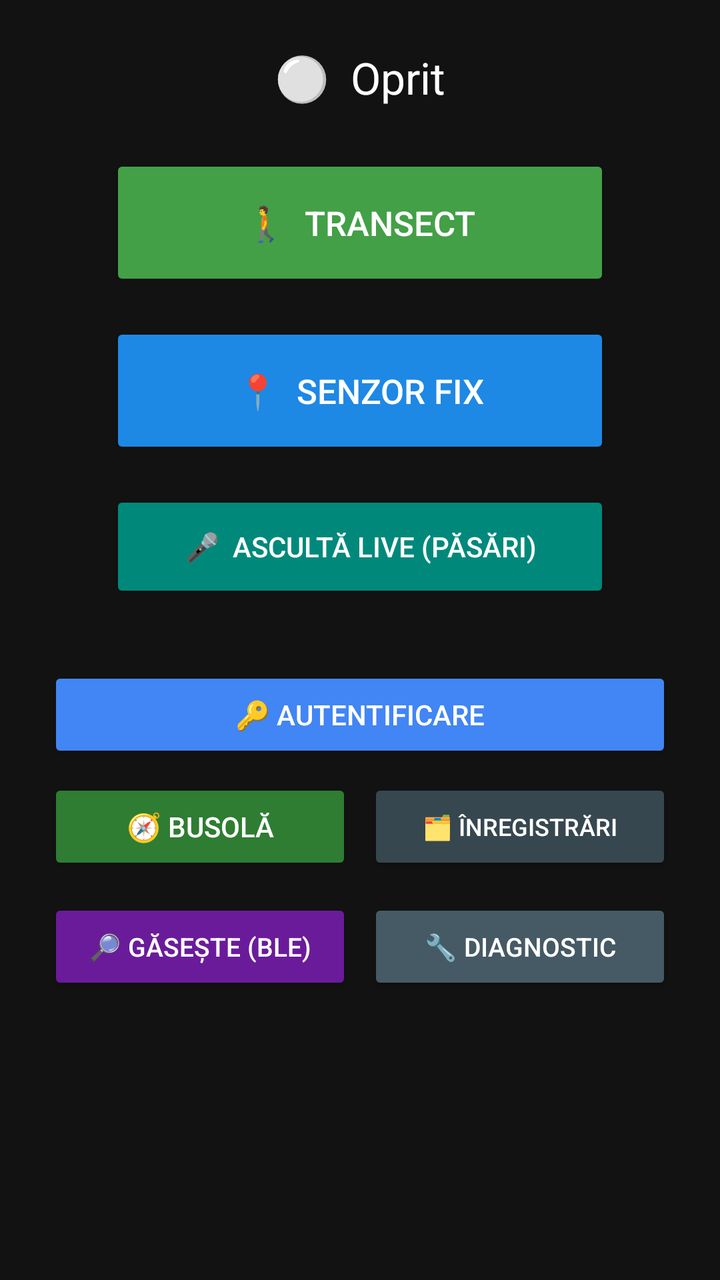
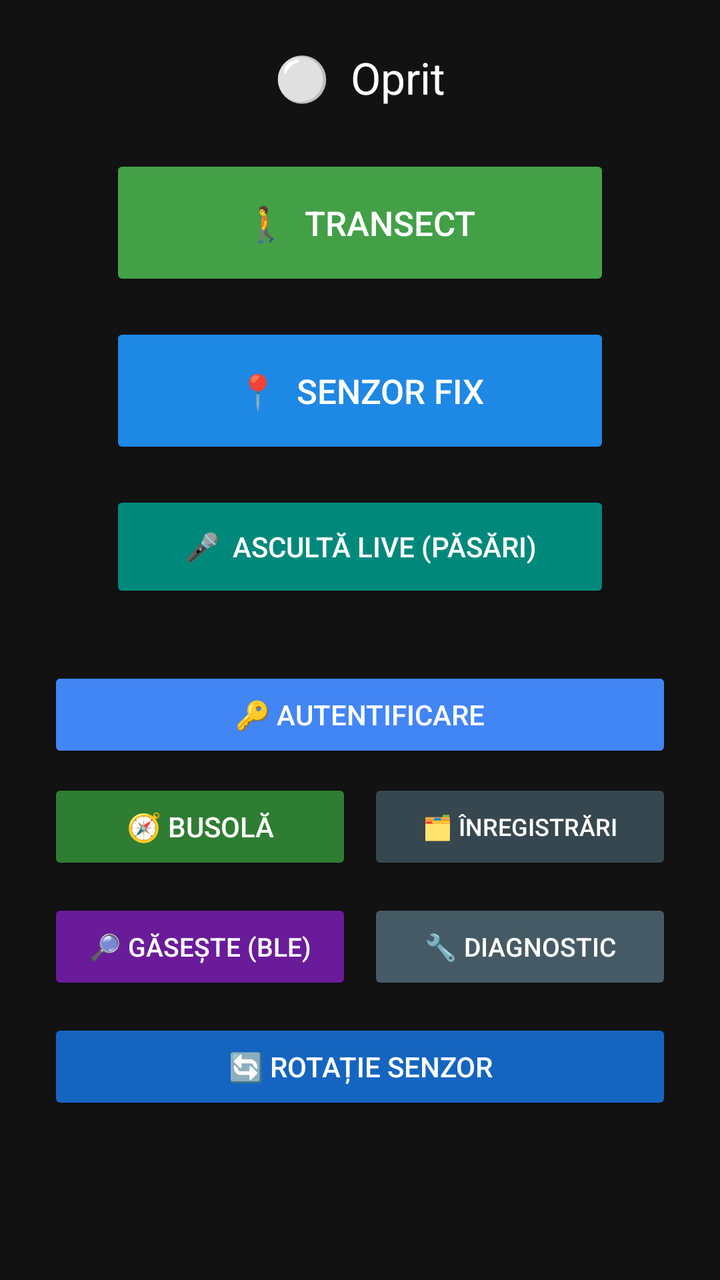

Before-and-after screenshots of an Android layout around one commit, followed by the original layout XML and the change that was made.
<!-- AndroidManifest.xml: application theme Theme.AppCompat.DayNight.NoActionBar -->
<!-- res/layout/activity_main.xml -->
<?xml version="1.0" encoding="utf-8"?>
<LinearLayout xmlns:android="http://schemas.android.com/apk/res/android"
    android:layout_width="match_parent"
    android:layout_height="match_parent"
    android:orientation="vertical"
    android:gravity="center_horizontal"
    android:padding="24dp"
    android:background="#121212">

    <TextView
        android:id="@+id/tvStatus"
        android:layout_width="wrap_content"
        android:layout_height="wrap_content"
        android:text="⚪  Oprit"
        android:textSize="22sp"
        android:textColor="#FFFFFF"
        android:layout_marginBottom="24dp"/>

    
    <Button
        android:id="@+id/btnStartStop"
        android:layout_width="160dp"
        android:layout_height="160dp"
        android:text="⏹  STOP"
        android:textSize="18sp"
        android:textColor="#FFFFFF"
        android:visibility="gone"
        android:layout_marginBottom="16dp"/>

    
    <Button
        android:id="@+id/btnTrackMap"
        android:layout_width="250dp"
        android:layout_height="52dp"
        android:text="🗺  TRASEU PE HARTĂ"
        android:textSize="15sp"
        android:textColor="#FFFFFF"
        android:backgroundTint="#00695C"
        android:visibility="gone"
        android:layout_marginBottom="32dp"/>

    
    <LinearLayout
        android:id="@+id/startButtonsRow"
        android:layout_width="wrap_content"
        android:layout_height="wrap_content"
        android:orientation="vertical"
        android:gravity="center"
        android:layout_marginBottom="32dp">

        <Button
            android:id="@+id/btnTransect"
            android:layout_width="250dp"
            android:layout_height="68dp"
            android:text="🚶  TRANSECT"
            android:textSize="17sp"
            android:textColor="#FFFFFF"
            android:backgroundTint="#43A047"
            android:layout_marginBottom="16dp"/>

        <Button
            android:id="@+id/btnFixedSensor"
            android:layout_width="250dp"
            android:layout_height="68dp"
            android:text="📍  SENZOR FIX"
            android:textSize="17sp"
            android:textColor="#FFFFFF"
            android:backgroundTint="#1E88E5"/>

        <Button
            android:id="@+id/btnLiveListen"
            android:layout_width="250dp"
            android:layout_height="56dp"
            android:text="🎤  ASCULTĂ LIVE (PĂSĂRI)"
            android:textSize="14sp"
            android:textColor="#FFFFFF"
            android:backgroundTint="#00897B"
            android:layout_marginTop="16dp"/>
    </LinearLayout>

    <LinearLayout
        android:layout_width="match_parent"
        android:layout_height="wrap_content"
        android:orientation="horizontal"
        android:gravity="center"
        android:layout_marginBottom="8dp">

        <Button
            android:id="@+id/btnAuth"
            android:layout_width="0dp"
            android:layout_height="48dp"
            android:layout_weight="1"
            android:text="🔑 AUTENTIFICARE"
            android:textSize="14sp"
            android:textColor="#FFFFFF"
            android:backgroundTint="#4285F4"/>

    </LinearLayout>

    <LinearLayout
        android:layout_width="match_parent"
        android:layout_height="wrap_content"
        android:orientation="horizontal"
        android:gravity="center"
        android:layout_marginBottom="12dp">

        <Button
            android:id="@+id/btnCompass"
            android:layout_width="0dp"
            android:layout_height="48dp"
            android:layout_weight="1"
            android:text="🧭 BUSOLĂ"
            android:textSize="14sp"
            android:textColor="#FFFFFF"
            android:backgroundTint="#2E7D32"
            android:layout_marginEnd="8dp"/>

        <Button
            android:id="@+id/btnRecordings"
            android:layout_width="0dp"
            android:layout_height="48dp"
            android:layout_weight="1"
            android:text="🗂 ÎNREGISTRĂRI"
            android:textSize="12sp"
            android:textColor="#FFFFFF"
            android:backgroundTint="#37474F"/>

    </LinearLayout>

    <LinearLayout
        android:layout_width="match_parent"
        android:layout_height="wrap_content"
        android:orientation="horizontal"
        android:gravity="center"
        android:layout_marginBottom="12dp">

        <Button
            android:id="@+id/btnFindSensor"
            android:layout_width="0dp"
            android:layout_height="48dp"
            android:layout_weight="1"
            android:text="🔎 GĂSEȘTE (BLE)"
            android:textSize="13sp"
            android:textColor="#FFFFFF"
            android:backgroundTint="#6A1B9A"
            android:layout_marginEnd="8dp"/>

        <Button
            android:id="@+id/btnDiagnostic"
            android:layout_width="0dp"
            android:layout_height="48dp"
            android:layout_weight="1"
            android:text="🔧 DIAGNOSTIC"
            android:textSize="13sp"
            android:textColor="#FFFFFF"
            android:backgroundTint="#455A64"/>

    </LinearLayout>

    <TextView
        android:id="@+id/tvUploadStatus"
        android:layout_width="match_parent"
        android:layout_height="wrap_content"
        android:text=""
        android:textSize="12sp"
        android:textColor="#90CAF9"
        android:gravity="center"
        android:lineSpacingExtra="3dp"
        android:layout_marginBottom="16dp"/>

    <TextView
        android:id="@+id/tvPath"
        android:layout_width="match_parent"
        android:layout_height="wrap_content"
        android:text=""
        android:textSize="10sp"
        android:textColor="#555555"
        android:gravity="center"
        android:lineSpacingExtra="3dp"/>

</LinearLayout>
<!-- resources referenced by this layout -->
<resources>

</resources>

<!-- the commit's change to res/layout/activity_main.xml (unified diff, before → after) -->
@@ -157,6 +157,16 @@
 
     </LinearLayout>
 
+    <Button
+        android:id="@+id/btnRotatie"
+        android:layout_width="match_parent"
+        android:layout_height="48dp"
+        android:text="🔄 ROTAȚIE SENZOR"
+        android:textSize="14sp"
+        android:textColor="#FFFFFF"
+        android:backgroundTint="#1565C0"
+        android:layout_marginBottom="12dp"/>
+
     <TextView
         android:id="@+id/tvUploadStatus"
         android:layout_width="match_parent"
